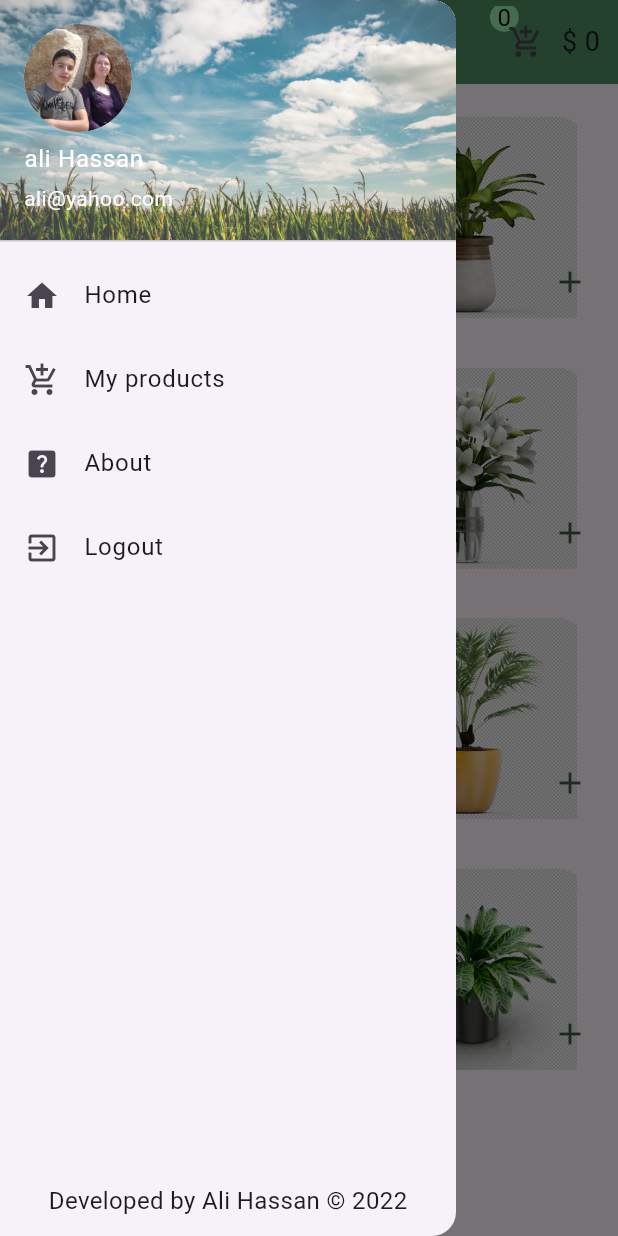
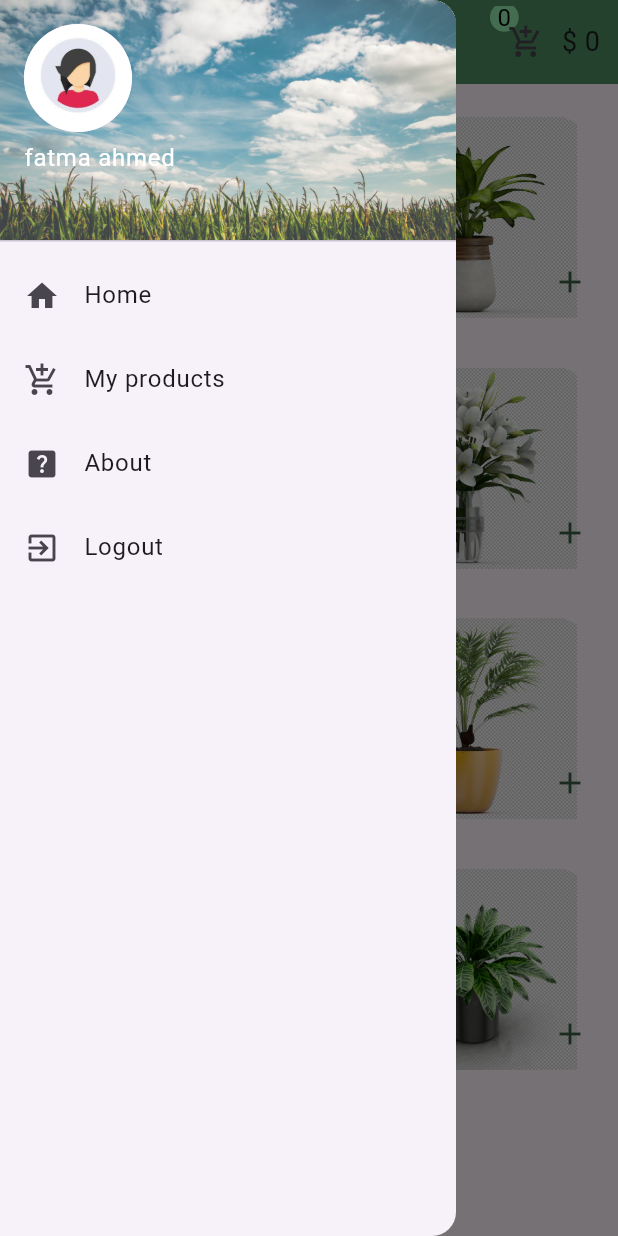
Before and after one commit to FatmaAhmedd33/Plants_app, a Flutter app: the HomePage screen opened by its route, with the side drawer open, on a phone screen of 412 x 824 dp. Run offline on Flutter 3.47's test engine with Material 3 defaults, Android fonts, the phone set to English and light mode, and no system bars; our stand-ins replace firebase_auth, firebase_core, modal_progress_hud_nsn; accounts and stored records are empty.

Commit message:
refactor the code

```diff
--- a/lib/shared/colors.dart
+++ b/lib/contants.dart
@@ -1,7 +1,5 @@
 
 
 import 'package:flutter/material.dart';
-
- const BTNpink = Color.fromARGB(255, 241, 39, 100);
  const kColorButtom= Color.fromARGB(255, 73, 179, 105);
  const kPrimaryColor = Color.fromARGB(255, 76, 141, 95);
--- a/lib/pages/home.dart
+++ b/lib/pages/home.dart
@@ -1,21 +1,31 @@
 // ignore_for_file: prefer_const_constructors, prefer_const_literals_to_create_immutables, sort_child_properties_last
 
+import 'package:firebase_auth/firebase_auth.dart';
+import 'package:flower_app/contants.dart';
 import 'package:flower_app/model/item.dart';
 import 'package:flower_app/pages/checkout.dart';
 import 'package:flower_app/pages/details_screen.dart';
 import 'package:flower_app/provider/cart.dart';
-import 'package:flower_app/shared/appbar.dart';
-import 'package:flower_app/shared/colors.dart';
+import 'package:flower_app/widgets/custom_appbar.dart';
 import 'package:flutter/material.dart';
 import 'package:provider/provider.dart';
 
 class HomePage extends StatelessWidget {
-  const HomePage({super.key});
+  HomePage({super.key});
   static String id = 'HomePage';
+  String? name, email;
 
   @override
   Widget build(BuildContext context) {
     final carttt = Provider.of<Cart>(context);
+    final user = FirebaseAuth.instance.currentUser;
+    if (user != null) {
+      // Name, email address, and profile photo URL
+
+      email = user.email;
+
+      // Check if user's email is verified
+    }
 
     return Scaffold(
         body: Padding(
@@ -33,7 +43,8 @@ class HomePage extends StatelessWidget {
                     Navigator.push(
                       context,
                       MaterialPageRoute(
-                        builder: (context) => DetailsPage(product: items[index]),
+                        builder: (context) =>
+                            DetailsPage(product: items[index]),
                       ),
                     );
                   },
@@ -82,9 +93,10 @@ class HomePage extends StatelessWidget {
                     ),
                     currentAccountPicture: CircleAvatar(
                         radius: 55,
-                        backgroundImage: AssetImage("assets/images/ali.jpg")),
-                    accountEmail: Text("ali@yahoo.com"),
-                    accountName: Text("ali Hassan",
+                        backgroundImage:
+                            AssetImage("assets/images/backgroundforuser.jpeg")),
+                    accountEmail: Text(email!),
+                    accountName: Text("fatma ahmed",
                         style: TextStyle(
                           color: Color.fromARGB(255, 255, 255, 255),
                         )),
@@ -93,7 +105,7 @@ class HomePage extends StatelessWidget {
                       title: Text("Home"),
                       leading: Icon(Icons.home),
                       onTap: () {
-                       /* Navigator.push(
+                        /* Navigator.push(
                           context,
                           MaterialPageRoute(
                             builder: (context) => HomePage(),
@@ -122,11 +134,6 @@ class HomePage extends StatelessWidget {
                       onTap: () {}),
                 ],
               ),
-              Container(
-                margin: EdgeInsets.only(bottom: 12),
-                child: Text("Developed by Ali Hassan © 2022",
-                    style: TextStyle(fontSize: 16)),
-              )
             ],
           ),
         ),
--- a/lib/pages/login.dart
+++ b/lib/pages/login.dart
@@ -1,8 +1,8 @@
 
 import 'package:firebase_auth/firebase_auth.dart';
+import 'package:flower_app/contants.dart';
 import 'package:flower_app/pages/home.dart';
 import 'package:flower_app/pages/register.dart';
-import 'package:flower_app/shared/colors.dart';
 import 'package:flower_app/widgets/custom_buttom.dart';
 import 'package:flower_app/widgets/custom_form_text_field.dart';
 import 'package:flutter/material.dart';
@@ -33,7 +33,9 @@ class _LoginPageState extends State<LoginPage> {
           child: Form(
             key: formKey,
             child: ListView(
+             // scrollDirection: Axis.horizontal,
               children: [
+
                 const SizedBox(
                   height: 50,
                 ),
--- a/lib/shared/appbar.dart
+++ b/lib/widgets/custom_appbar.dart
@@ -30,12 +30,14 @@ class ProductsAndPrice extends StatelessWidget {
             ),
             IconButton(
               onPressed: () {
-                Navigator.push(
+               /* Navigator.push(
                   context,
                   MaterialPageRoute(
                     builder: (context) => CheckOutPage(),
                   ),
-                );
+
+                );*/
+                Navigator.pushNamed(context, CheckOutPage.id);
               },
               icon: Icon(Icons.add_shopping_cart),
             ),
--- a/lib/widgets/custom_buttom.dart
+++ b/lib/widgets/custom_buttom.dart
@@ -1,4 +1,4 @@
-import 'package:flower_app/shared/colors.dart';
+import 'package:flower_app/contants.dart';
 import 'package:flutter/foundation.dart';
 import 'package:flutter/material.dart';
 
```
Also changed, not shown: lib/pages/checkout.dart (+10 -5 lines), lib/pages/details_screen.dart (+7 -6 lines), lib/pages/register.dart (+7 -3 lines), lib/shared/contants.dart (deleted, +0 -17 lines), assets/images/backgroundforuser.jpeg (added), lib/pages/reset_password.dart (added).
